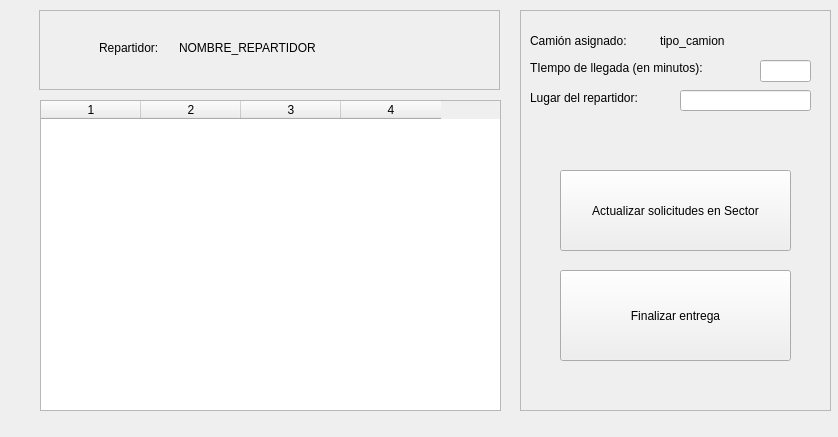
Old version of the form Flipigas/usuario.ui in the repository emedemarcelo/FlipigasTEL102.
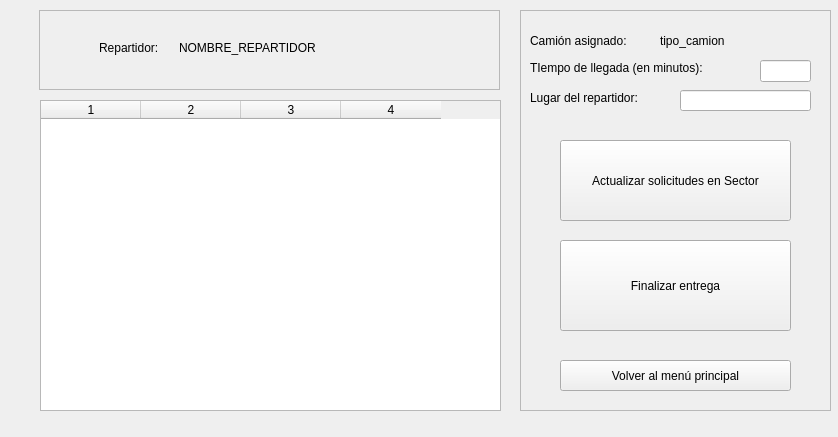
New version of the form.

Commit message: Repartidor vuelve al menu principal

The edit to the form file:
```diff
--- a/Flipigas/usuario.ui
+++ b/Flipigas/usuario.ui
@@ -170,7 +170,7 @@
      <property name="geometry">
       <rect>
        <x>40</x>
-       <y>160</y>
+       <y>130</y>
        <width>231</width>
        <height>81</height>
       </rect>
@@ -183,7 +183,7 @@
      <property name="geometry">
       <rect>
        <x>40</x>
-       <y>260</y>
+       <y>230</y>
        <width>231</width>
        <height>91</height>
       </rect>
@@ -205,6 +205,19 @@
       <string>tipo_camion</string>
      </property>
     </widget>
+    <widget class="QPushButton" name="Volver">
+     <property name="geometry">
+      <rect>
+       <x>40</x>
+       <y>350</y>
+       <width>231</width>
+       <height>31</height>
+      </rect>
+     </property>
+     <property name="text">
+      <string>Volver al menú principal</string>
+     </property>
+    </widget>
    </widget>
   </widget>
  </widget>
```
The commit also changes 3 other files.
